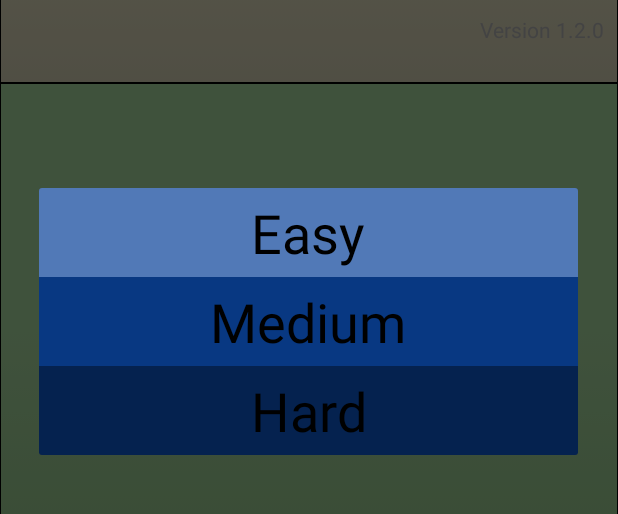
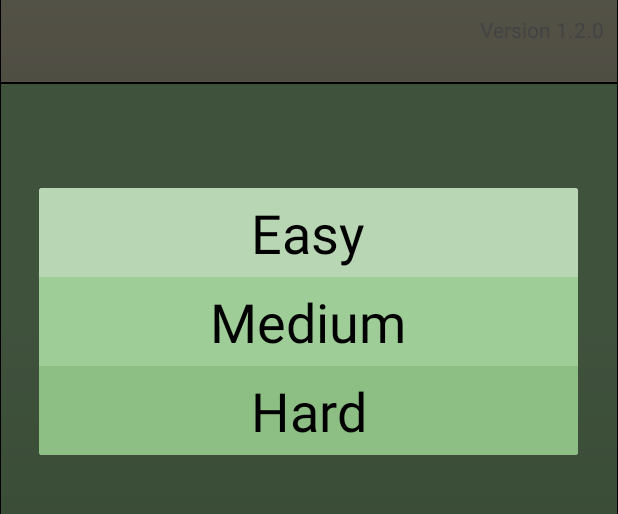
Before and after one commit to Maarti/GuessTheNumber, an Android app: the screen it shows after launch (MainMenuActivity), after a tap on "Quick game", on a phone screen of 412 x 824 dp, the part 296-810 px from its top. Run offline under Robolectric (Android 15) with nearby library versions, the phone set to English and light mode, and no system bars.

Commit message:
New functions :   -Settings

```diff
--- a/app/build.gradle
+++ b/app/build.gradle
@@ -24,4 +24,5 @@ dependencies {
     testCompile 'junit:junit:4.12'
     compile 'com.android.support:appcompat-v7:23.1.1'
     compile 'com.google.android.gms:play-services-ads:8.4.0'
+    compile 'com.android.support:support-v4:23.1.1'
 }
--- a/app/src/main/java/net/maarti/guessthenumber/MainMenuActivity.java
+++ b/app/src/main/java/net/maarti/guessthenumber/MainMenuActivity.java
@@ -18,7 +18,8 @@ import net.maarti.guessthenumber.game.Difficulty;
 
 public class MainMenuActivity extends AppCompatActivity {
 
-    public static final String USERNAME_LABEL = "username";
+    //public static final String USERNAME_LABEL = "username";
+    public static final String USERNAME_LABEL = "pref_username";
     private EditText wName = null;
 
     @Override
@@ -108,6 +109,12 @@ public class MainMenuActivity extends AppCompatActivity {
         sharingIntent.setType("text/plain");
         sharingIntent.putExtra(android.content.Intent.EXTRA_SUBJECT, getString(R.string.shareSubject));
         sharingIntent.putExtra(android.content.Intent.EXTRA_TEXT, getString(R.string.shareText));
+        Toast.makeText(MainMenuActivity.this, R.string.toast_share_app, Toast.LENGTH_LONG).show();
         startActivity(Intent.createChooser(sharingIntent, getString(R.string.shareVia)));
     }
+
+    public void onClickSettings(View view) {
+        Intent intent = new Intent(MainMenuActivity.this,SettingsActivity.class);
+        startActivity(intent);
+    }
 }
--- a/app/src/main/res/drawable/easy_textview_selector.xml
+++ b/app/src/main/res/drawable/easy_textview_selector.xml
@@ -1,6 +1,8 @@
 <?xml version="1.0" encoding="utf-8"?>
 <selector xmlns:android="http://schemas.android.com/apk/res/android">
-    <item android:drawable="@color/easyBackgroundClicked"
+    <item
+        android:drawable="@color/easyBackgroundClicked"
         android:state_pressed="true" />
-    <item android:drawable="@color/easyBackground" />
+    <item
+        android:drawable="@color/easyBackground" />
 </selector>
--- a/app/src/main/res/layout/activity_main_menu_v02.xml
+++ b/app/src/main/res/layout/activity_main_menu_v02.xml
@@ -28,7 +28,8 @@
             android:src="@drawable/settings"
             android:background="@drawable/button_background_settings"
             android:textSize="25sp"
-            android:contentDescription="@string/Settings" />
+            android:contentDescription="@string/Settings"
+            android:onClick="onClickSettings"/>
     </LinearLayout>
 
     <RelativeLayout
--- a/app/src/main/res/values/colors.xml
+++ b/app/src/main/res/values/colors.xml
@@ -2,7 +2,7 @@
 <resources>
     <color name="colorPrimary">#D2CEB1</color>
     <color name="colorPrimaryDark">#c9c5aa</color>
-    <color name="colorAccent">#F6AE74</color>
+    <color name="colorAccent">#9e4702</color>
 
     <!-- couleurs inspirées de http://www.makeuseof.com/tag/make-uniquely-gorgeous-android-home-screen/ -->
     <color name="instructionsBackground">#F6AE74</color>
@@ -24,15 +24,21 @@
     <color name="rateBackground">#C32D2F</color>
     <color name="rateBackgroundGradient">#af2628</color>
 
+    <color name="settingsActivityBackground">#ffe088</color>
+
+    <color name="buttonEasyBackground">#b8d6b3</color>
+    <color name="buttonMediumBackground">#9FCD97</color>
+    <color name="buttonHardBackground">#8dbe84</color>
+
     <color name="buttonBackground">#05224F</color>
     <color name="buttonBorder">#083882</color>
     <color name="buttonPressedBorder">#5179b7</color>
 
-    <color name="easyBackground">#5179b7</color>
+    <color name="easyBackground">#b8d6b3</color>
     <color name="easyBackgroundClicked">#7AA2E0</color>
-    <color name="mediumBackground">#083882</color>
+    <color name="mediumBackground">#9FCD97</color>
     <color name="mediumBackgroundClicked">#3F6FB9</color>
-    <color name="hardBackground">#05224F</color>
+    <color name="hardBackground">#8dbe84</color>
     <color name="hardBackgroundClicked">#284572</color>
 
     <color name="adBannerBackground">#1d2871</color>
--- a/app/src/main/res/values/styles.xml
+++ b/app/src/main/res/values/styles.xml
@@ -1,15 +1,23 @@
 <resources>
 
     <!-- Base application theme. -->
-    <style name="AppTheme" parent="Theme.AppCompat.NoActionBar">
-        <!-- Customize your theme here. -->
+    <style name="AppTheme" parent="Theme.AppCompat.Light.NoActionBar">
+        <item name="android:windowFullscreen">true</item>
         <item name="colorPrimary">@color/colorPrimary</item>
         <item name="colorPrimaryDark">@color/colorPrimaryDark</item>
+        <item name="android:textColorSecondary">@color/Gray</item>
         <item name="colorAccent">@color/colorAccent</item>
         <item name="android:textColor">@color/Black</item>
         <item name="android:textColorHint">@color/Black</item>
         <item name="android:editTextColor">@color/Black</item>
         <item name="android:colorBackground">@color/titleBackground</item>
+    </style>
+
+    <!-- Base application theme. -->
+    <style name="SettingsTheme" parent="AppTheme">
+        <item name="android:colorBackground">@color/settingsActivityBackground</item>
+        <item name="android:windowBackground">@color/settingsActivityBackground</item>
+        <item name="android:divider">@color/colorAccent</item>
     </style>
 
     <style name="buttonStyle1" parent="android:Widget.Button">
```
Also changed, not shown: app/src/main/AndroidManifest.xml (+11 -13 lines), app/src/main/java/net/maarti/guessthenumber/SettingsActivity.java (added, +14 -0 lines), app/src/main/java/net/maarti/guessthenumber/SettingsFragment.java (added, +54 -0 lines), app/src/main/res/values/strings.xml (+12 -0 lines), app/src/main/res/xml/activity_settings.xml (added, +37 -0 lines).
